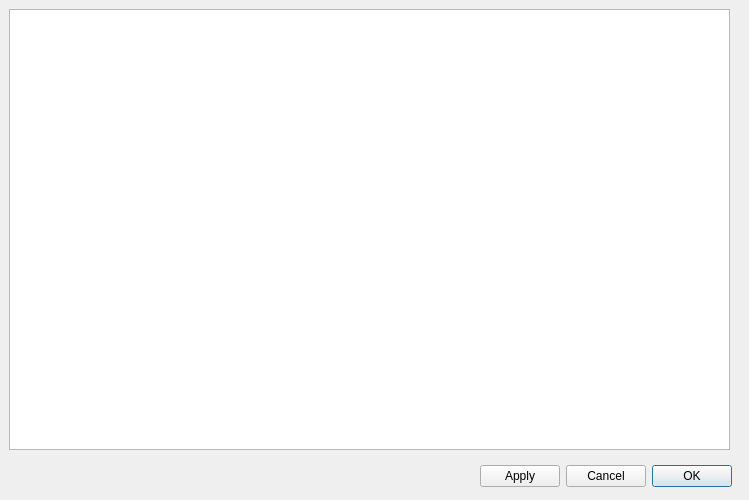
First picture: the form in sources/lusan/view/common/ui/ProjectSettings.ui, repository aregtech/areg-sdk-tools, before the edit.
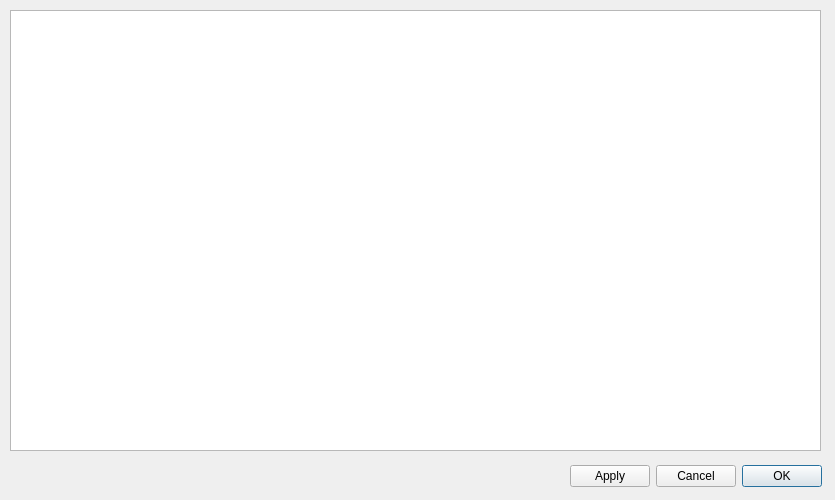
Second picture: the form after the edit.

Diff of the .ui file:
```diff
--- a/sources/lusan/view/common/ui/ProjectSettings.ui
+++ b/sources/lusan/view/common/ui/ProjectSettings.ui
@@ -6,7 +6,7 @@
    <rect>
     <x>0</x>
     <y>0</y>
-    <width>749</width>
+    <width>835</width>
     <height>500</height>
    </rect>
   </property>
@@ -22,7 +22,7 @@
   <widget class="QDialogButtonBox" name="buttonBox">
    <property name="geometry">
     <rect>
-     <x>480</x>
+     <x>570</x>
      <y>460</y>
      <width>261</width>
      <height>32</height>
@@ -41,9 +41,9 @@
   <widget class="QWidget" name="horizontalLayoutWidget">
    <property name="geometry">
     <rect>
-     <x>9</x>
-     <y>9</y>
-     <width>721</width>
+     <x>10</x>
+     <y>10</y>
+     <width>811</width>
      <height>441</height>
     </rect>
    </property>
```
